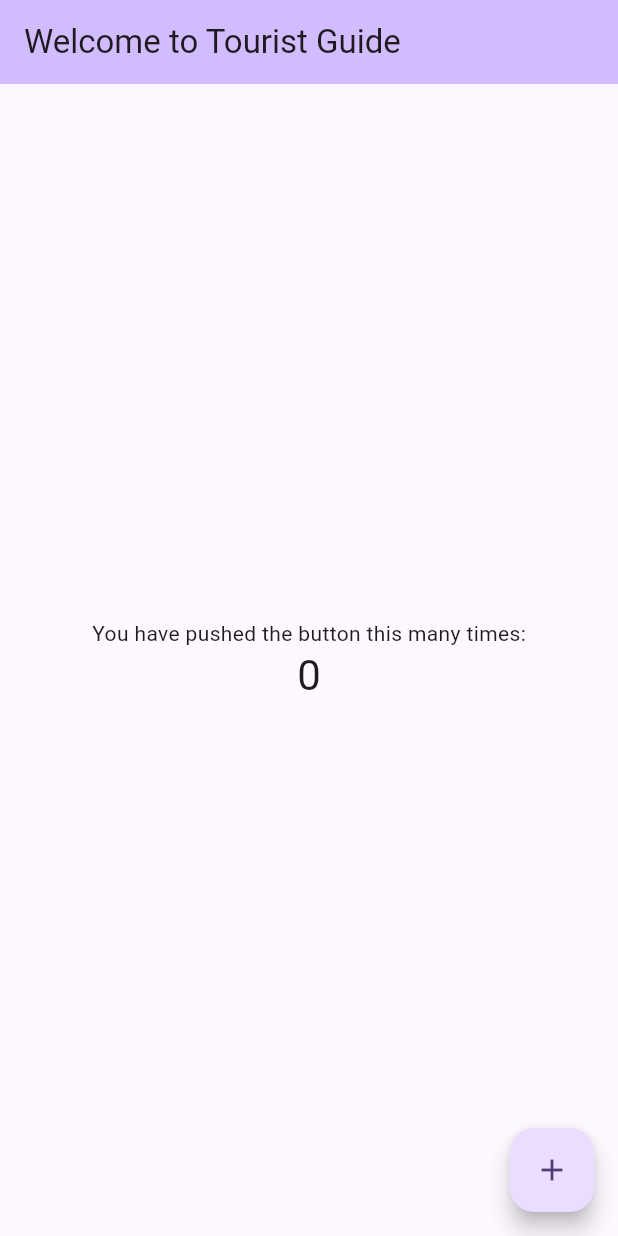
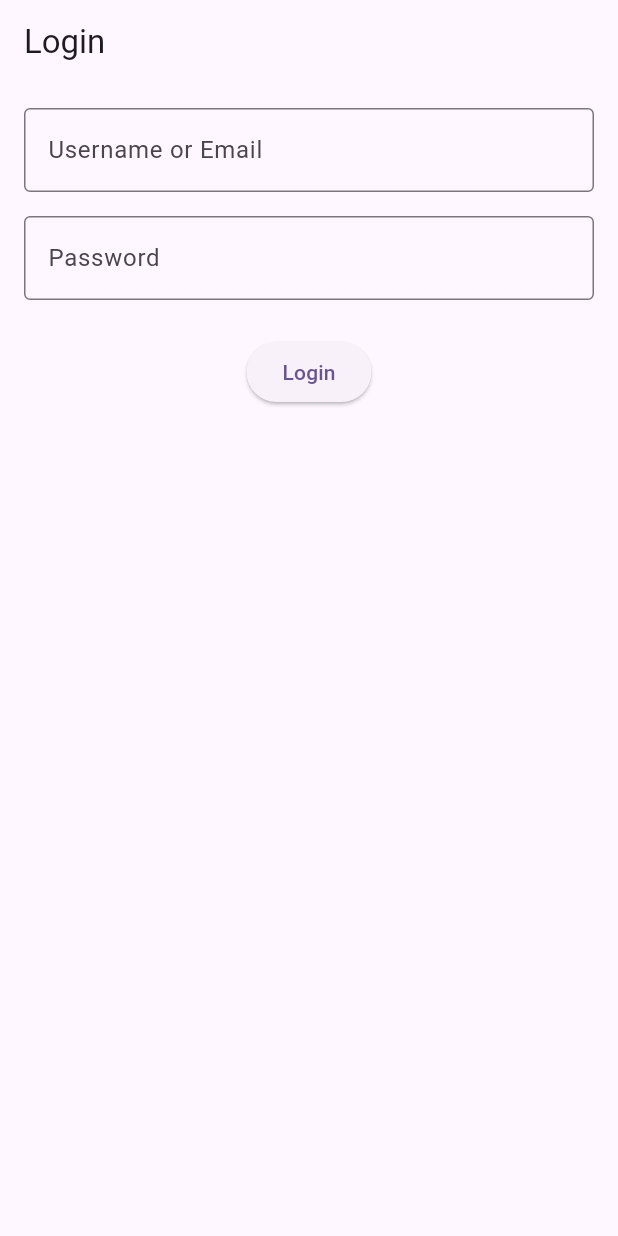
Before and after one commit to farah-khaddam/tourist_guide, a Flutter app: the screen it shows after launch, on a phone screen of 412 x 824 dp. Run offline on Flutter 3.47's test engine with Material 3 defaults, Android fonts, the light colour scheme and no system bars; our stand-ins replace firebase_auth, firebase_core; accounts and stored records are empty.

Commit message:
login page added

```diff
--- /dev/null
+++ b/lib/login_screen.dart
@@ -0,0 +1,57 @@
+import 'package:flutter/material.dart';
+import 'package:firebase_auth/firebase_auth.dart';
+
+
+class LoginScreen extends StatelessWidget {
+    @override
+    Widget build(BuildContext context){
+        return Scaffold(
+            appBar: AppBar(title: Text("Login"),
+            ),
+            body: Center (
+                child : Padding(
+                    padding: const EdgeInsets.all(16.0),
+                    child: Column(
+                        children: [
+                          TextField(
+                            decoration: InputDecoration(
+                              labelText: 'Username or Email',
+                              border: OutlineInputBorder(),
+                            ),
+                          ),
+                          SizedBox(height: 16),
+                          TextField(
+                             obscureText: true,
+                             decoration: InputDecoration(
+                                labelText: 'Password',
+                                 border: OutlineInputBorder(),
+                                 ),
+                            ),
+                          SizedBox(height: 24),
+                          ElevatedButton(
+                          onPressed:() async {
+                            try {
+                                String email = 'test@example.com';
+                                String password = '123456';
+
+                                UserCredential userCredential = await FirebaseAuth.instance.signInWithEmailAndPassword(
+                                    email : email,
+                                    password : password,
+                                );
+                                print('Logged in: ${userCredential.user?.email}');
+
+                            }
+                            catch (e){
+                                print('Failed to login : $e');
+                            }
+                          },
+
+                          child : Text('Login'),
+                          ),
+                        ],
+                     ),
+                )
+            ),
+        );
+    }
+}
--- a/lib/main.dart
+++ b/lib/main.dart
@@ -1,105 +1,30 @@
 import 'package:flutter/material.dart';
 import 'package:firebase_core/firebase_core.dart';
 import 'firebase_options.dart';
+import 'login_screen.dart';
 
 void main() async {
   WidgetsFlutterBinding.ensureInitialized();
   await Firebase.initializeApp(
     options: DefaultFirebaseOptions.currentPlatform,
   );
+   print("✅ Firebase initialized");
   runApp(MyApp());
 }
 
 class MyApp extends StatelessWidget {
   const MyApp({super.key});
-
-  // This widget is the root of your application.
   @override
   Widget build(BuildContext context) {
     return MaterialApp(
+    debugShowCheckedModeBanner: false,
       title: 'Tourist Guide',
+      home: LoginScreen(),
       theme: ThemeData(
-        // This is the theme of your application.
-        //
-        // TRY THIS: Try running your application with "flutter run". You'll see
-        // the application has a purple toolbar. Then, without quitting the app,
-        // try changing the seedColor in the colorScheme below to Colors.green
-        // and then invoke "hot reload" (save your changes or press the "hot
-        // reload" button in a Flutter-supported IDE, or press "r" if you used
-        // the command line to start the app).
-        //
-        // Notice that the counter didn't reset back to zero; the application
-        // state is not lost during the reload. To reset the state, use hot
-        // restart instead.
-        //
-        // This works for code too, not just values: Most code changes can be
-        // tested with just a hot reload.
         colorScheme: ColorScheme.fromSeed(seedColor: Colors.deepPurple),
         useMaterial3: true,
       ),
-      home: const MyHomePage(title: 'Flutter Demo Home Page'),
+
     );
   }
 }
-
-class MyHomePage extends StatefulWidget {
-  const MyHomePage({super.key, required this.title});
-
-  // This widget is the home page of your application. It is stateful, meaning
-  // that it has a State object (defined below) that contains fields that affect
-  // how it looks.
-
-  // This class is the configuration for the state. It holds the values (in this
-  // case the title) provided by the parent (in this case the App widget) and
-  // used by the build method of the State. Fields in a Widget subclass are
-  // always marked "final".
-
-  final String title;
-
-  @override
-  State<MyHomePage> createState() => _MyHomePageState();
-}
-
-class _MyHomePageState extends State<MyHomePage> {
-  int _counter = 0;
-
-  void _incrementCounter() {
-    setState(() {
-      // This call to setState tells the Flutter framework that something has
-      // changed in this State, which causes it to rerun the build method below
-      // so that the display can reflect the updated values. If we changed
-      // _counter without calling setState(), then the build method would not be
-      // called again, and so nothing would appear to happen.
-      _counter++;
-    });
-  }
-
-  @override
-  Widget build(BuildContext context) {
-    return Scaffold(
-      appBar: AppBar(
-        title: Text('Welcome to Tourist Guide'),
-        backgroundColor: Theme.of(context).colorScheme.inversePrimary,
-      ),
-      body: Center(
-        child: Column(
-          mainAxisAlignment: MainAxisAlignment.center,
-          children: <Widget>[
-            const Text(
-              'You have pushed the button this many times:',
-            ),
-            Text(
-              '$_counter',
-              style: Theme.of(context).textTheme.headlineMedium,
-            ),
-          ],
-        ),
-      ),
-      floatingActionButton: FloatingActionButton(
-        onPressed: _incrementCounter,
-        tooltip: 'Increment',
-        child: const Icon(Icons.add),
-      ), // This trailing comma makes auto-formatting nicer for build methods.
-    );
-  }
-}
--- a/pubspec.yaml
+++ b/pubspec.yaml
@@ -31,6 +31,7 @@ dependencies:
   flutter:
     sdk: flutter
   firebase_core: ^3.14.0
+  firebase_auth: ^5.6.0
 
   # The following adds the Cupertino Icons font to your application.
   # Use with the CupertinoIcons class for iOS style icons.
```
Also changed, not shown: firebase.json, lib/firebase_options.dart, pubspec.lock, 3 other files.
